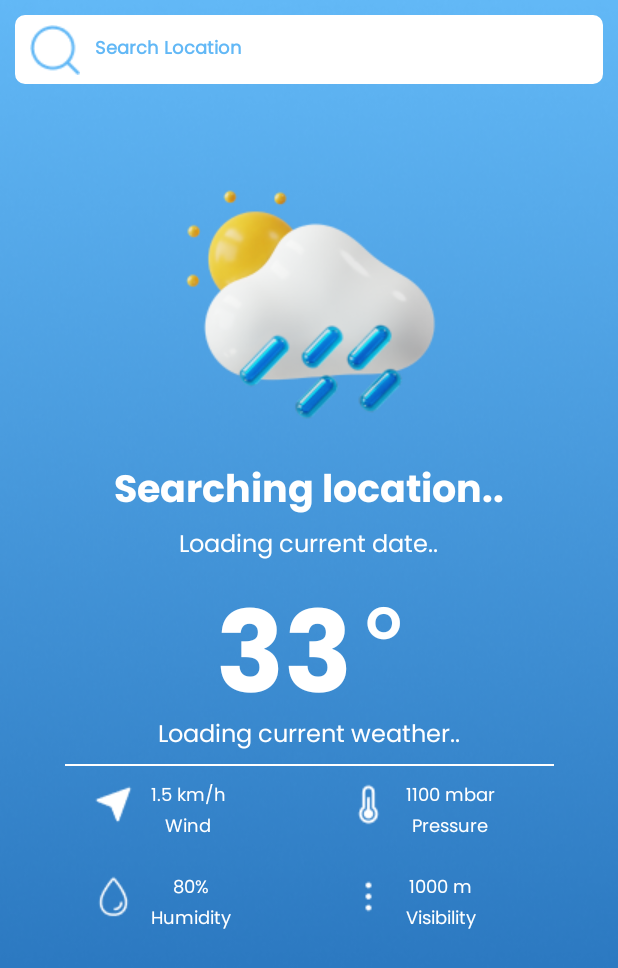
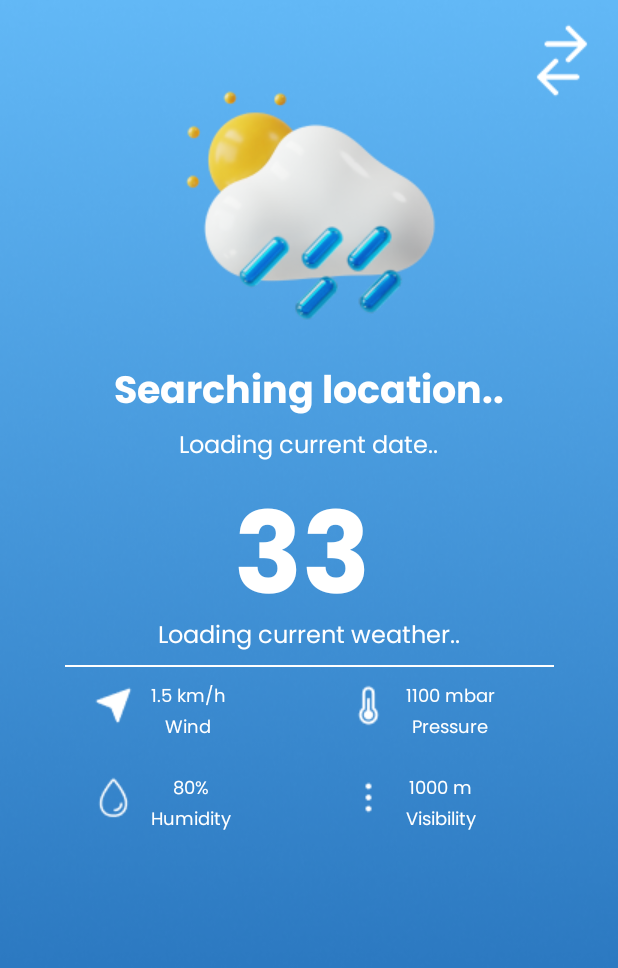
Before and after one commit to ETS-Android4/earth-weather, an Android app: the screen it shows after launch (WeatherController), on a phone screen of 412 x 824 dp. Shown: the top 968 px of the screen. Run offline under Robolectric (Android 15) with nearby library versions, the phone set to English and light mode, and no system bars; libraries missing offline, so code that uses them is left out: com.loopj.android, cz.msebera.android; pictures from the network do not load.

Commit message:
Search weather by city

```diff
--- a/app/src/main/java/com/nandaiqbalh/earthweather/WeatherController.java
+++ b/app/src/main/java/com/nandaiqbalh/earthweather/WeatherController.java
@@ -6,6 +6,7 @@ import androidx.core.app.ActivityCompat;
 
 import android.Manifest;
 import android.content.Context;
+import android.content.Intent;
 import android.content.pm.PackageManager;
 import android.location.Location;
 import android.location.LocationListener;
@@ -14,6 +15,8 @@ import android.os.Bundle;
 import android.util.Log;
 import android.view.View;
 import android.view.WindowManager;
+import android.widget.EditText;
+import android.widget.ImageButton;
 import android.widget.ImageView;
 import android.widget.TextView;
 import android.widget.Toast;
@@ -41,7 +44,7 @@ public class WeatherController extends AppCompatActivity {
     // Distance between location updates (1000m or 1km)
     final float MIN_DISTANCE = 1000;
     // LogCat tag
-    final String LOGCAT_TAG = "EW";
+    final String LOGCAT_TAG = "LogD";
 
     // Set Location Provider
     String LOCATION_PROVIDER = LocationManager.GPS_PROVIDER;
@@ -58,6 +61,8 @@ public class WeatherController extends AppCompatActivity {
     TextView tvWeatherName;
     TextView tvWind, tvPressure, tvHumidity, tvVisibility;
 
+    ImageButton btnChangeCity;
+
     @Override
     protected void onCreate(Bundle savedInstanceState) {
         super.onCreate(savedInstanceState);
@@ -68,6 +73,8 @@ public class WeatherController extends AppCompatActivity {
 
         inisialisasi();
 
+        mainButton();
+
     }
 
 
@@ -75,7 +82,16 @@ public class WeatherController extends AppCompatActivity {
     protected void onResume() {
         super.onResume();
 
-        getWeatherForCurrentLocation();
+        Log.d(LOGCAT_TAG, "onResume() Called");
+
+        Intent myIntent = getIntent();
+        String newCity = myIntent.getStringExtra("newCity");
+
+        if (newCity != null){
+            getWeatherForNewCity(newCity);
+        }else {
+            getWeatherForCurrentLocation();
+        }
 
     }
 
@@ -153,6 +169,7 @@ public class WeatherController extends AppCompatActivity {
             Toast.makeText(getApplicationContext(), "Failed! location access denied", Toast.LENGTH_SHORT).show();
         }
     }
+
     private void letsDoSomeNetworking(RequestParams params){
         AsyncHttpClient client = new AsyncHttpClient(); // dari james library (loopj)
         client.get(WEATHER_URL, params, new JsonHttpResponseHandler(){ // (URL, Params, Output)
@@ -180,6 +197,16 @@ public class WeatherController extends AppCompatActivity {
         });
     }
 
+    // change city
+    private void getWeatherForNewCity(String newCity){
+
+        // membuat parameter untuk request data dari API
+        RequestParams params = new RequestParams();
+        params.put("q", newCity);
+        params.put("appid", APP_ID);
+
+        letsDoSomeNetworking(params);
+    }
     // update UI
     private void updateUI(WeatherData weatherData){
 
@@ -230,5 +257,23 @@ public class WeatherController extends AppCompatActivity {
         tvHumidity = (TextView) findViewById(R.id.tv_humidity);
         tvVisibility = (TextView) findViewById(R.id.tv_visibility);
 
+        btnChangeCity = (ImageButton) findViewById(R.id.btn_change_city);
+    }
+
+    private void mainButton(){
+        btnChangeCity.setOnClickListener(new View.OnClickListener() {
+            @Override
+            public void onClick(View view) {
+                Intent intent = new Intent(WeatherController.this, ChangeCityController.class);
+                startActivity(intent);
+            }
+        });
+    }
+
+    @Override
+    protected void onPause() {
+        super.onPause();
+
+        if (mLocationManager != null) mLocationManager.removeUpdates(mLocationListener);
     }
 }
--- a/app/src/main/res/layout/activity_weather_controller.xml
+++ b/app/src/main/res/layout/activity_weather_controller.xml
@@ -1,5 +1,5 @@
 <?xml version="1.0" encoding="utf-8"?>
-<LinearLayout
+<RelativeLayout
     xmlns:android="http://schemas.android.com/apk/res/android"
     xmlns:app="http://schemas.android.com/apk/res-auto"
     xmlns:tools="http://schemas.android.com/tools"
@@ -9,40 +9,35 @@
     android:background="@drawable/main_frame"
     tools:context=".WeatherController">
 
+    <ImageButton
+        android:id="@+id/btn_change_city"
+        android:layout_width="55dp"
+        android:layout_height="60dp"
+        android:layout_alignParentRight="true"
+        android:layout_marginRight="10dp"
+        android:layout_marginTop="10dp"
+        android:background="@color/trans"
+        android:src="@drawable/change"/>
+
     <LinearLayout
         android:layout_width="match_parent"
-        android:layout_height="wrap_content"
-        android:orientation="horizontal"
-        android:padding="10dp"
-        >
+        android:layout_height="match_parent"
+        android:orientation="vertical">
 
-        <EditText
-            android:layout_width="match_parent"
-            android:layout_height="46dp"
-            android:imeOptions="actionGo"
-            android:background="@drawable/bg_input"
-            android:drawableStart="@drawable/ic_search"
-            android:drawablePadding="10dp"
-            android:fontFamily="@font/poppins_regular"
-            android:hint="Search Location"
-            android:padding="10dp"
-            android:textColor="@color/biru_utama"
-            android:textColorHint="@color/biru_utama"
-            android:textSize="12sp"
-            android:textStyle="bold" />
-    </LinearLayout>
 
     <LinearLayout
         android:layout_width="240dp"
         android:layout_height="240dp"
         android:layout_gravity="center"
         >
+
         <ImageView
             android:id="@+id/iv_icon_weather"
             android:layout_width="match_parent"
             android:layout_height="wrap_content"
             android:layout_gravity="center_horizontal|center_vertical"
             android:src="@drawable/logo"/>
+
     </LinearLayout>
 
 
@@ -99,14 +94,6 @@
             android:text="33"
             android:textColor="@color/white"/>
 
-        <TextView
-            android:layout_width="wrap_content"
-            android:layout_height="100dp"
-            android:paddingTop="15sp"
-            android:text="O"
-            android:textSize="30sp"
-            android:fontFamily="@font/poppins_bold"
-            android:textColor="@color/white"/>
 
     </LinearLayout>
 
@@ -339,7 +326,7 @@
 
     </LinearLayout>
 
+    </LinearLayout>
 
 
-
-</LinearLayout>
+</RelativeLayout>
--- a/app/src/main/res/values/colors.xml
+++ b/app/src/main/res/values/colors.xml
@@ -9,6 +9,7 @@
     <color name="white">#FFFFFFFF</color>
     <color name="main_color">#25B7D3</color>
     <color name="biru_utama">#62B8F6</color>
+    <color name="trans">#0000ffff</color>
 
     <color name="satu">#ffd052</color>
     <color name="dua">#fff561</color>
```
Also changed, not shown: app/src/main/AndroidManifest.xml (+3 -4 lines), app/src/main/java/com/nandaiqbalh/earthweather/ChangeCityController.java (added, +46 -0 lines), app/src/main/res/layout/activity_change_city_controller.xml (added, +77 -0 lines), app/src/main/res/xml/network_security_config.xml (added, +10 -0 lines), app/src/main/res/drawable/change.png (added), app/src/main/res/drawable/left.png (added), app/src/main/res/drawable/map_bg.png (added), app/src/main/res/drawable/sun.png (added), app/src/main/res/drawable/thunder.png (added).
